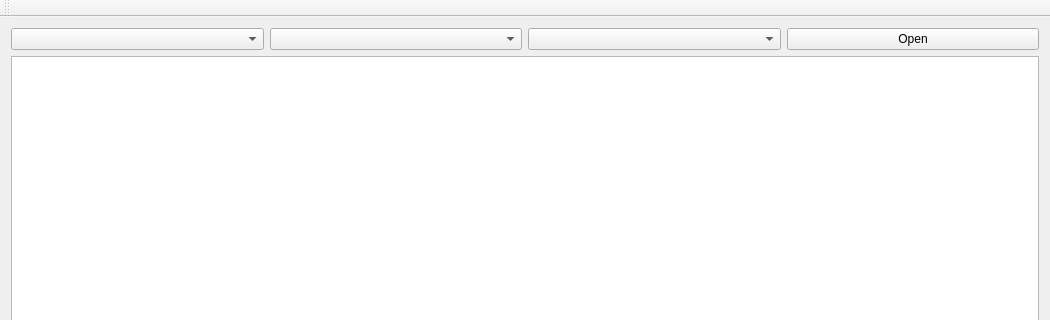
This is MainWindow.ui in tixiv/CAN-Monitor-qt as Qt 5 draws it before an edit; both pictures show x 0 to 1050 and y 0 to 320 of the 1050 by 611 pixel window. The edited form follows.
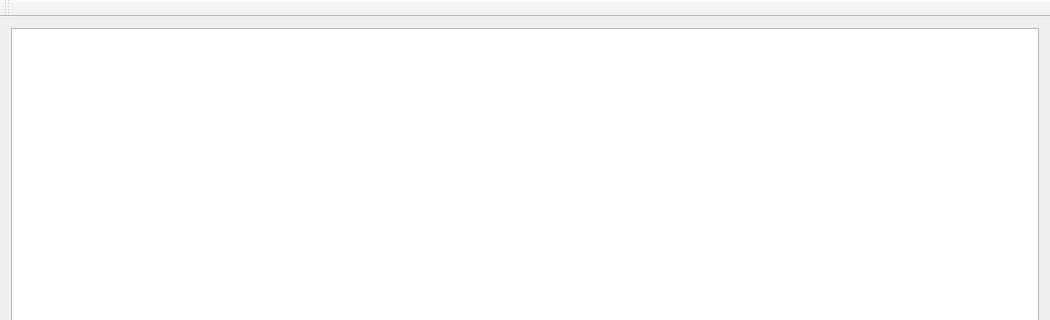
This is the edited form. Icons and pictures are not drawn. Custom widgets are drawn as their Qt base class.

Commit message: move controls to SlaCanControlWidget

The edit to the form file:
```diff
--- a/MainWindow.ui
+++ b/MainWindow.ui
@@ -18,26 +18,6 @@
   </property>
   <widget class="QWidget" name="centralWidget">
    <layout class="QVBoxLayout" name="verticalLayout">
-    <item>
-     <layout class="QHBoxLayout" name="horizontalLayout">
-      <item>
-       <widget class="SerialPortComboBox" name="comPortComboBox"/>
-      </item>
-      <item>
-       <widget class="QComboBox" name="canBaudComboBox"/>
-      </item>
-      <item>
-       <widget class="QComboBox" name="modeComboBox"/>
-      </item>
-      <item>
-       <widget class="QPushButton" name="pushButton">
-        <property name="text">
-         <string>Open</string>
-        </property>
-       </widget>
-      </item>
-     </layout>
-    </item>
     <item>
      <widget class="QTreeView" name="treeView">
       <property name="editTriggers">
@@ -94,13 +74,6 @@
   </action>
  </widget>
  <layoutdefault spacing="6" margin="11"/>
- <customwidgets>
-  <customwidget>
-   <class>SerialPortComboBox</class>
-   <extends>QComboBox</extends>
-   <header location="global">SerialPortComboBox.h</header>
-  </customwidget>
- </customwidgets>
  <resources/>
  <connections/>
 </ui>
```
The commit also changes 2 other files.
